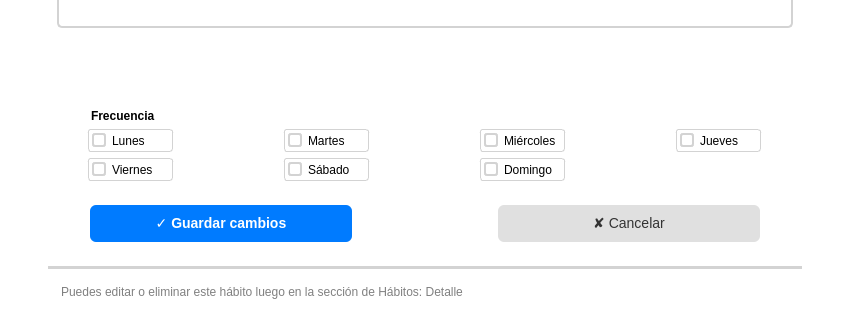
This is infraestructure/ui/pages/habit_form/habit_form_view.ui in judajaavAlt/PI2 as Qt 5 draws it before an edit; both pictures show x 0 to 850 and y 333 to 653 of the 850 by 653 pixel window. The edited form follows.
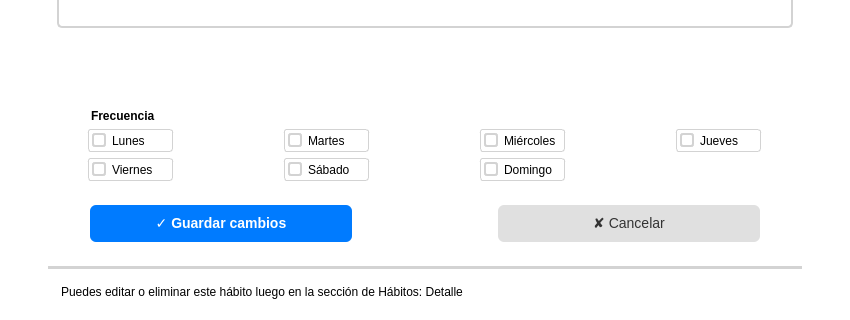
This is the edited form.

Commit message: adding habit name duplication verifier, and habit form message improved with color pulse

What changed in the file:
```diff
--- a/infraestructure/ui/pages/habit_form/habit_form_view.ui
+++ b/infraestructure/ui/pages/habit_form/habit_form_view.ui
@@ -343,7 +343,7 @@
    <item>
     <widget class="QLabel" name="label_message">
      <property name="styleSheet">
-      <string notr="true">color: gray;</string>
+      <string notr="true">background-color: transparent;</string>
      </property>
      <property name="text">
       <string>Puedes editar o eliminar este hábito luego en la sección de Hábitos: Detalle</string>
```
The commit also changes 1 other file.
